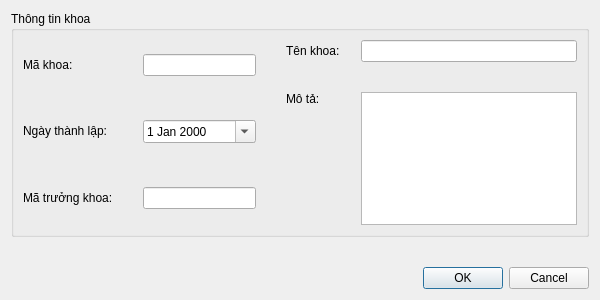
Qt form src/views/DepartmentRecordView.ui (Taylor3691/Hospital-Management-Project) before a commit.
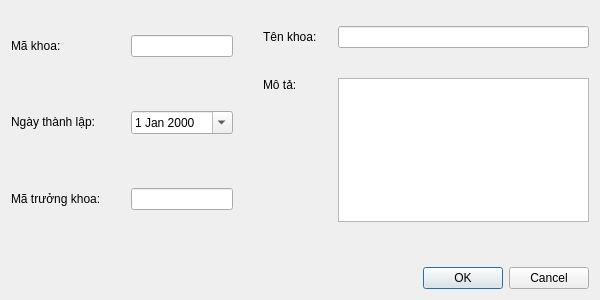
The same form after that commit. Icons and pictures are not drawn.

Commit message: refactor: remove redundant methods of patient, department and employee views

```diff
--- a/src/views/DepartmentRecordView.ui
+++ b/src/views/DepartmentRecordView.ui
@@ -2251,14 +2251,7 @@
     <number>30</number>
    </property>
    <item>
-    <widget class="QGroupBox" name="groupBox">
-     <property name="title">
-      <string>Thông tin khoa</string>
-     </property>
-     <layout class="QHBoxLayout" name="horizontalLayout_7" stretch="4,5">
-      <property name="spacing">
-       <number>30</number>
-      </property>
+    <layout class="QHBoxLayout" name="horizontalLayout">
       <item>
        <layout class="QVBoxLayout" name="verticalLayout_4">
         <item>
@@ -2376,6 +2369,12 @@
       </item>
       <item>
        <layout class="QVBoxLayout" name="verticalLayout_5">
+       <property name="topMargin">
+        <number>15</number>
+       </property>
+       <property name="bottomMargin">
+        <number>15</number>
+       </property>
         <item>
          <layout class="QHBoxLayout" name="horizontalLayout_11">
           <property name="spacing">
@@ -2440,7 +2439,6 @@
        </layout>
       </item>
      </layout>
-    </widget>
    </item>
    <item>
     <widget class="QDialogButtonBox" name="buttonBox">
```
Lines whose indentation alone changed are shown as unchanged. The commit also changes 8 other files.
